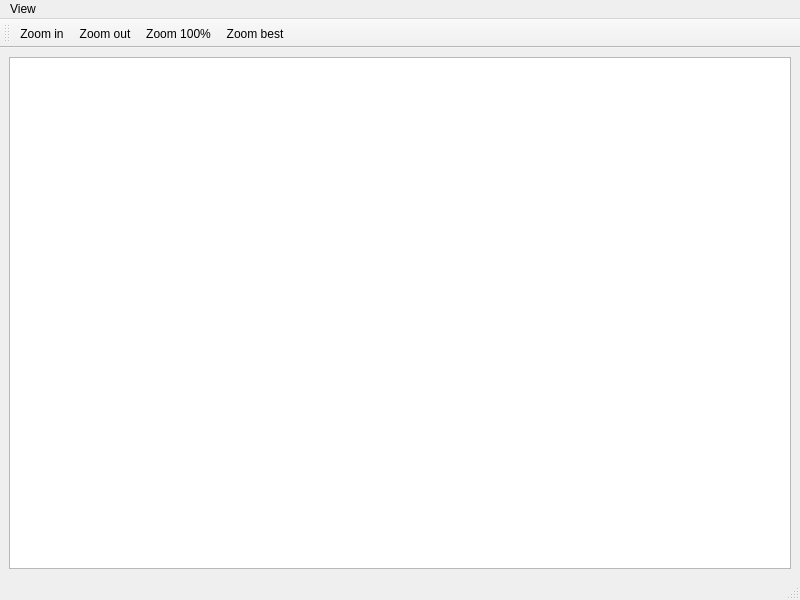
Before: the Qt Designer form apps/ElfLayoutViewer/src/MainWindow.ui in scandyna/MdtExecutableFile, drawn with Qt 5.
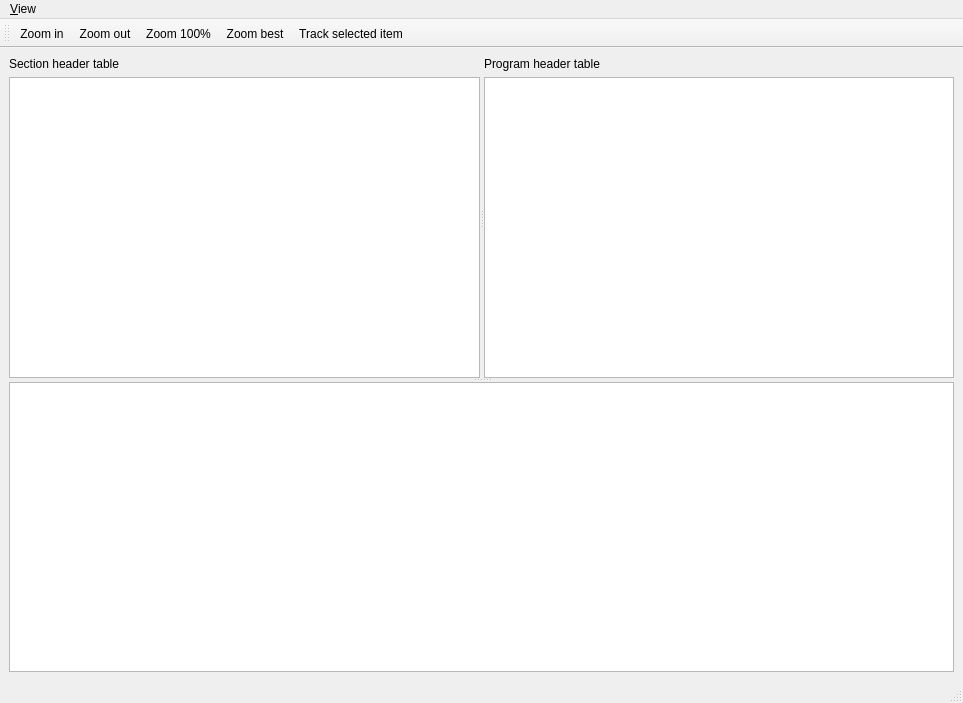
After: the same form once the commit is applied. Icons and pictures are not drawn.

Commit message: Sandbox on ElfLayoutViewer

```diff
--- a/apps/ElfLayoutViewer/src/MainWindow.ui
+++ b/apps/ElfLayoutViewer/src/MainWindow.ui
@@ -6,17 +6,55 @@
    <rect>
     <x>0</x>
     <y>0</y>
-    <width>800</width>
-    <height>600</height>
+    <width>963</width>
+    <height>703</height>
    </rect>
   </property>
   <property name="windowTitle">
    <string>ELF layout viewer</string>
   </property>
   <widget class="QWidget" name="centralwidget">
-   <layout class="QVBoxLayout" name="verticalLayout">
+   <layout class="QVBoxLayout" name="verticalLayout_3">
     <item>
-     <widget class="QGraphicsView" name="layoutView"/>
+     <widget class="QSplitter" name="splitter_2">
+      <property name="orientation">
+       <enum>Qt::Vertical</enum>
+      </property>
+      <widget class="QSplitter" name="splitter">
+       <property name="orientation">
+        <enum>Qt::Horizontal</enum>
+       </property>
+       <widget class="QWidget" name="layoutWidget">
+        <layout class="QVBoxLayout" name="verticalLayout">
+         <item>
+          <widget class="QLabel" name="sectionHeaderTableLabel">
+           <property name="text">
+            <string>Section header table</string>
+           </property>
+          </widget>
+         </item>
+         <item>
+          <widget class="QTableView" name="sectionHeaderTableView"/>
+         </item>
+        </layout>
+       </widget>
+       <widget class="QWidget" name="layoutWidget">
+        <layout class="QVBoxLayout" name="verticalLayout_2">
+         <item>
+          <widget class="QLabel" name="programHeaderTableLabel">
+           <property name="text">
+            <string>Program header table</string>
+           </property>
+          </widget>
+         </item>
+         <item>
+          <widget class="QTableView" name="programHeaderTableView"/>
+         </item>
+        </layout>
+       </widget>
+      </widget>
+      <widget class="QGraphicsView" name="layoutView"/>
+     </widget>
     </item>
    </layout>
   </widget>
@@ -25,13 +63,13 @@
     <rect>
      <x>0</x>
      <y>0</y>
-     <width>800</width>
+     <width>963</width>
      <height>20</height>
     </rect>
    </property>
    <widget class="QMenu" name="menuView">
     <property name="title">
-     <string>View</string>
+     <string>&amp;View</string>
     </property>
     <addaction name="actionZoom_in"/>
     <addaction name="actionZoom_out"/>
@@ -55,13 +93,14 @@
    <addaction name="actionZoom_out"/>
    <addaction name="actionZoom_original"/>
    <addaction name="actionZoom_best"/>
+   <addaction name="actionTrack_selected_item"/>
   </widget>
   <action name="actionZoom_in">
    <property name="icon">
     <iconset theme="zoom-in"/>
    </property>
    <property name="text">
-    <string>Zoom in</string>
+    <string>&amp;Zoom in</string>
    </property>
   </action>
   <action name="actionZoom_out">
@@ -69,7 +108,7 @@
     <iconset theme="zoom-out"/>
    </property>
    <property name="text">
-    <string>Zoom out</string>
+    <string>Zoom &amp;out</string>
    </property>
   </action>
   <action name="actionZoom_original">
@@ -77,7 +116,7 @@
     <iconset theme="zoom-original"/>
    </property>
    <property name="text">
-    <string>Zoom 100%</string>
+    <string>Zoom &amp;100%</string>
    </property>
   </action>
   <action name="actionZoom_best">
@@ -85,7 +124,15 @@
     <iconset theme="zoom-fit-best"/>
    </property>
    <property name="text">
-    <string>Zoom best</string>
+    <string>Zoom &amp;best</string>
+   </property>
+  </action>
+  <action name="actionTrack_selected_item">
+   <property name="checkable">
+    <bool>true</bool>
+   </property>
+   <property name="text">
+    <string>Track selected item</string>
    </property>
   </action>
  </widget>
```
Left out of the diff: 13 changed lines with no effect on the pictures. The commit also changes 17 other files.
